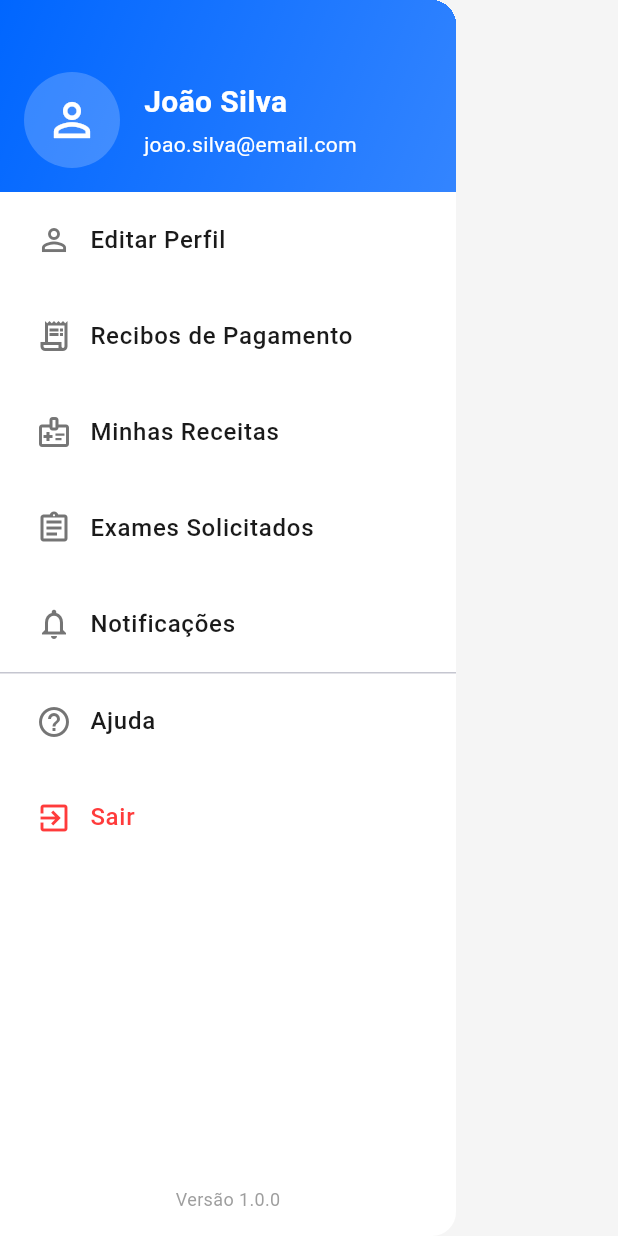
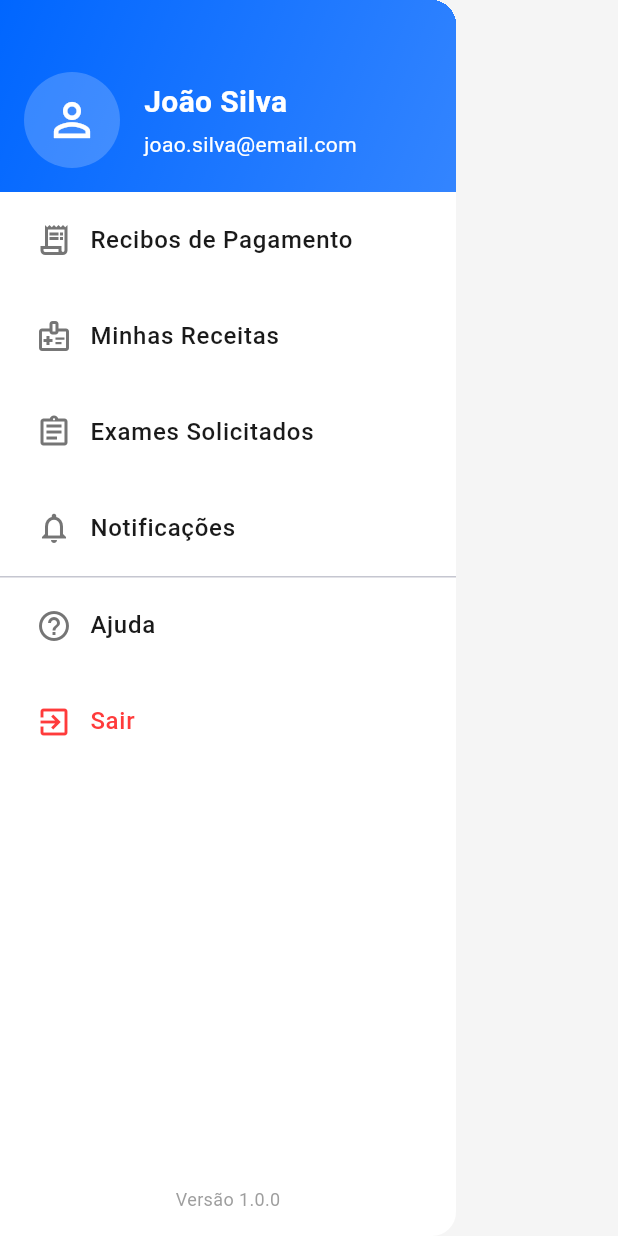
Before and after one commit to HeitorLouzeiroRepositoryIFPI/agenda_saude, a Flutter app: the PatientDrawer widget shown alone on an empty page, opened directly, on a phone screen of 412 x 824 dp. Run offline on Flutter 3.47's test engine with Material 3 defaults, Android fonts, the phone set to English and light mode, and no system bars; our stand-ins replace go_router.

Commit message:
feat: removendo opção de editar perfil no menu do paciente e adicionando configurações para DevTools.

```diff
--- /dev/null
+++ b/devtools_options.yaml
@@ -0,0 +1,3 @@
+description: This file stores settings for Dart & Flutter DevTools.
+documentation: https://docs.flutter.dev/tools/devtools/extensions#configure-extension-enablement-states
+extensions:
--- a/lib/app/modules/home/patient/widgets/patient_drawer.dart
+++ b/lib/app/modules/home/patient/widgets/patient_drawer.dart
@@ -71,11 +71,6 @@
             child: ListView(
               padding: EdgeInsets.zero,
               children: [
-                _buildMenuItem(
-                  icon: Icons.person_outline,
-                  title: 'Editar Perfil',
-                  onTap: () => context.go('/profile/edit'),
-                ),
                 _buildMenuItem(
                   icon: Icons.receipt_long_outlined,
                   title: 'Recibos de Pagamento',
```
